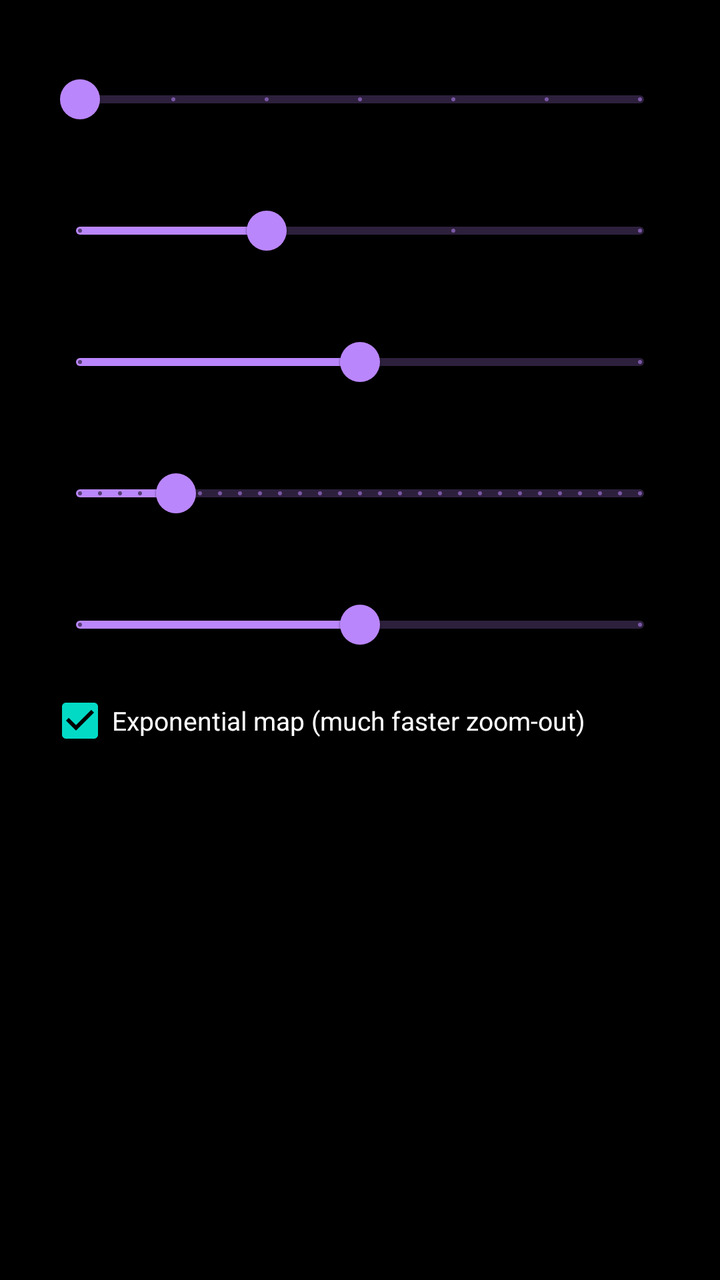
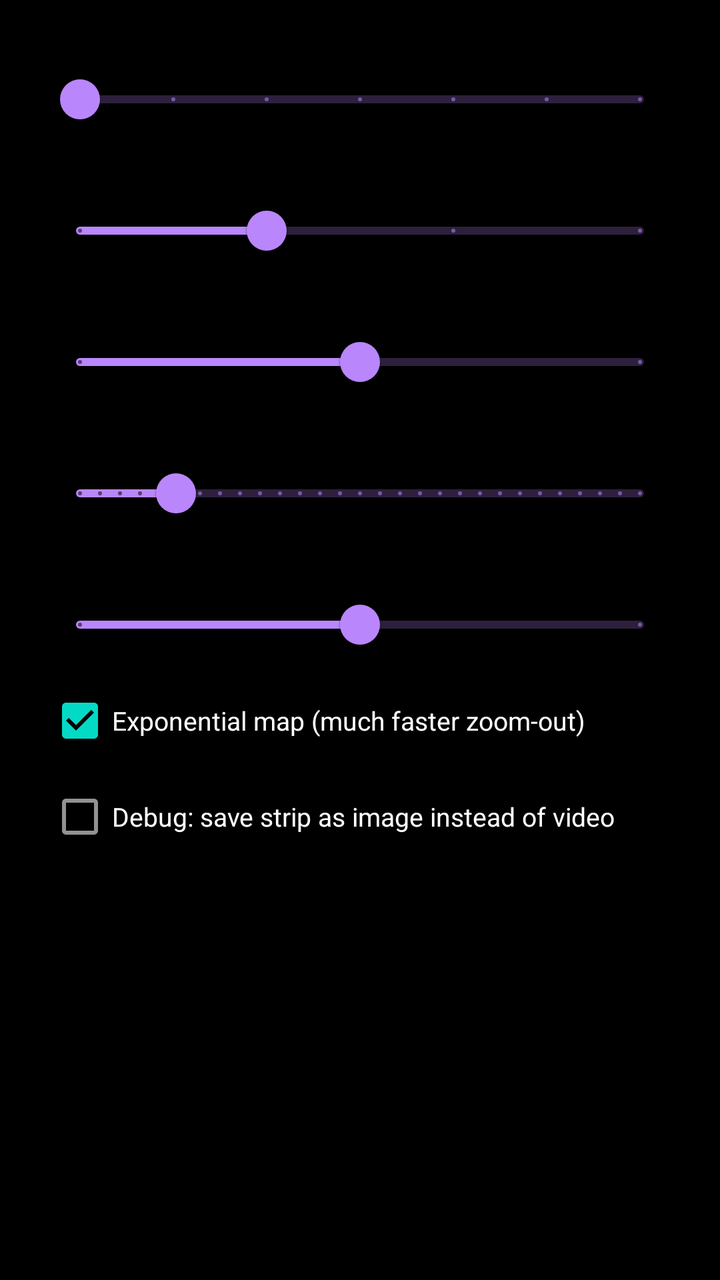

Two renders of the same Android screen: before a commit and after it. Below are the layout's source before the change and the commit's diff.
<!-- AndroidManifest.xml: application theme Theme.DeepZoom -->
<!-- res/layout/dialog_video.xml -->
<?xml version="1.0" encoding="utf-8"?>
<ScrollView xmlns:android="http://schemas.android.com/apk/res/android"
    xmlns:app="http://schemas.android.com/apk/res-auto"
    android:layout_width="match_parent"
    android:layout_height="wrap_content">

    <LinearLayout
        android:layout_width="match_parent"
        android:layout_height="wrap_content"
        android:orientation="vertical"
        android:paddingStart="24dp"
        android:paddingEnd="24dp"
        android:paddingTop="8dp">

        <TextView
            android:id="@+id/v_aspect_label"
            android:layout_width="wrap_content"
            android:layout_height="wrap_content"
            android:textSize="13sp" />

        <com.google.android.material.slider.Slider
            android:id="@+id/v_aspect"
            android:layout_width="match_parent"
            android:layout_height="wrap_content"
            android:valueFrom="0"
            android:valueTo="6"
            android:stepSize="1"
            android:value="0"
            app:labelBehavior="gone" />

        <TextView
            android:id="@+id/v_res_label"
            android:layout_width="wrap_content"
            android:layout_height="wrap_content"
            android:textSize="13sp" />

        <com.google.android.material.slider.Slider
            android:id="@+id/v_res"
            android:layout_width="match_parent"
            android:layout_height="wrap_content"
            android:valueFrom="0"
            android:valueTo="3"
            android:stepSize="1"
            android:value="1"
            app:labelBehavior="gone" />

        <TextView
            android:id="@+id/v_fps_label"
            android:layout_width="wrap_content"
            android:layout_height="wrap_content"
            android:textSize="13sp" />

        <com.google.android.material.slider.Slider
            android:id="@+id/v_fps"
            android:layout_width="match_parent"
            android:layout_height="wrap_content"
            android:valueFrom="0"
            android:valueTo="2"
            android:stepSize="1"
            android:value="1"
            app:labelBehavior="gone" />

        <TextView
            android:id="@+id/v_zoom_label"
            android:layout_width="wrap_content"
            android:layout_height="wrap_content"
            android:textSize="13sp" />

        <com.google.android.material.slider.Slider
            android:id="@+id/v_zoom"
            android:layout_width="match_parent"
            android:layout_height="wrap_content"
            android:valueFrom="1.005"
            android:valueTo="1.15"
            android:stepSize="0.005"
            android:value="1.03"
            app:labelBehavior="gone" />

        <TextView
            android:id="@+id/v_quality_label"
            android:layout_width="wrap_content"
            android:layout_height="wrap_content"
            android:textSize="13sp" />

        <com.google.android.material.slider.Slider
            android:id="@+id/v_quality"
            android:layout_width="match_parent"
            android:layout_height="wrap_content"
            android:valueFrom="0"
            android:valueTo="2"
            android:stepSize="1"
            android:value="1"
            app:labelBehavior="gone" />

        <CheckBox
            android:id="@+id/v_expmap"
            android:layout_width="match_parent"
            android:layout_height="wrap_content"
            android:checked="true"
            android:text="Exponential map (much faster zoom-out)"
            android:textSize="13sp" />

        <TextView
            android:id="@+id/v_summary"
            android:layout_width="match_parent"
            android:layout_height="wrap_content"
            android:paddingTop="8dp"
            android:textSize="13sp"
            android:textStyle="bold" />

        <TextView
            android:id="@+id/v_warning"
            android:layout_width="match_parent"
            android:layout_height="wrap_content"
            android:paddingTop="6dp"
            android:textSize="12sp" />
    </LinearLayout>
</ScrollView>
<!-- resources referenced by this layout -->
<resources>
  <style name="Theme.DeepZoom" parent="Theme.MaterialComponents.NoActionBar">
          <item name="android:statusBarColor">#00000000</item>
          <item name="android:navigationBarColor">#00000000</item>
          <item name="android:windowBackground">#000000</item>
      </style>
</resources>

<!-- the commit's change to res/layout/dialog_video.xml (unified diff, before → after) -->
@@ -100,6 +100,14 @@
             android:text="Exponential map (much faster zoom-out)"
             android:textSize="13sp" />
 
+        <CheckBox
+            android:id="@+id/v_dumpstrip"
+            android:layout_width="match_parent"
+            android:layout_height="wrap_content"
+            android:checked="false"
+            android:text="Debug: save strip as image instead of video"
+            android:textSize="13sp" />
+
         <TextView
             android:id="@+id/v_summary"
             android:layout_width="match_parent"
